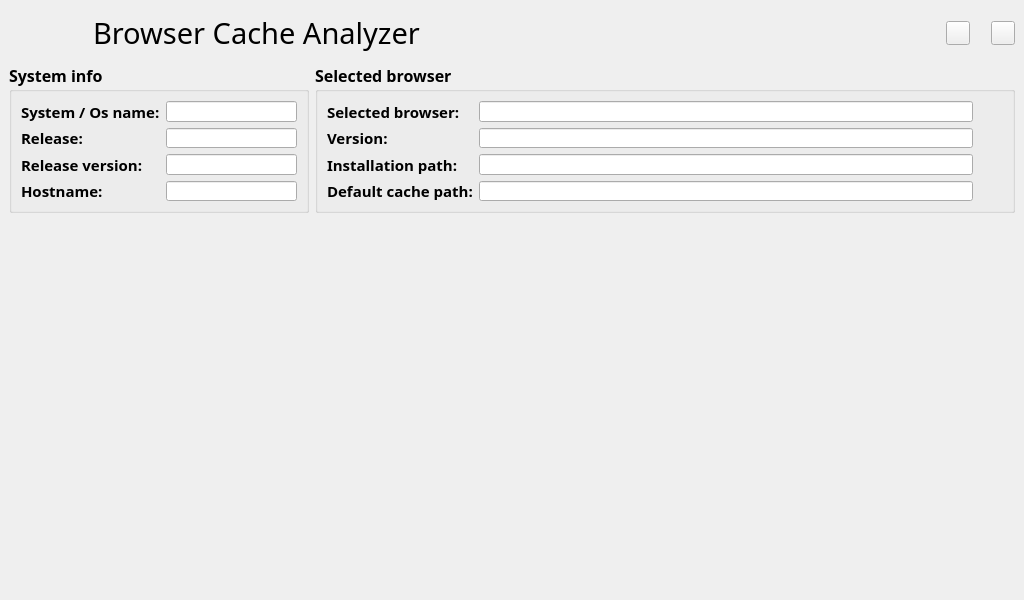
gabrieledenardis/BrowserCacheAnalyzere_old, file gui/browser_cache_analyzer_gui.ui: the form before one commit.
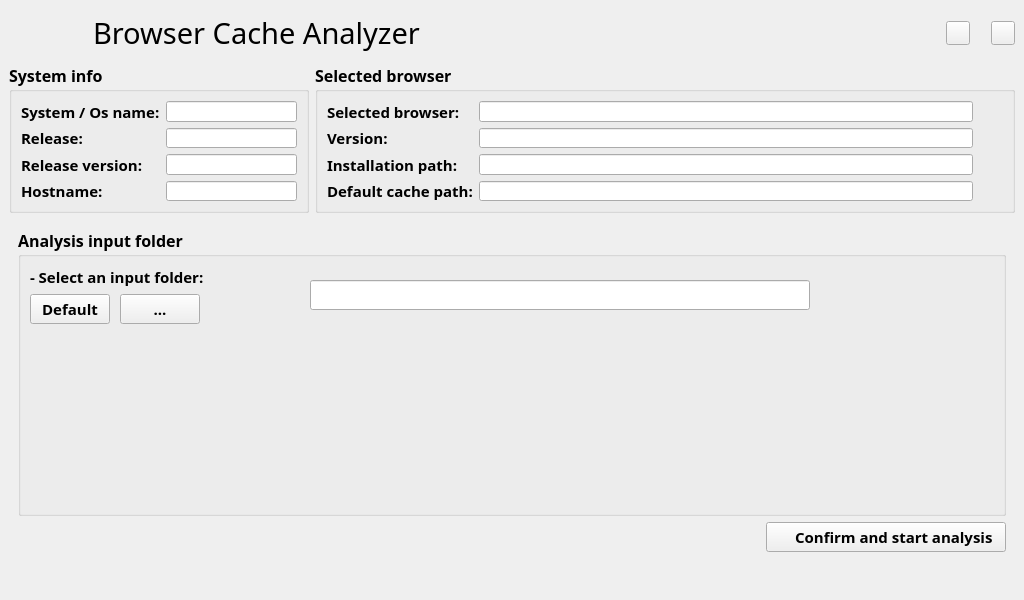
The form after the commit. Icons and pictures are not drawn.

Commit message: Folder choice screen (Input folder section)

```diff
--- a/gui/browser_cache_analyzer_gui.ui
+++ b/gui/browser_cache_analyzer_gui.ui
@@ -801,7 +801,265 @@
         </item>
        </layout>
       </widget>
-      <widget class="QWidget" name="page_3"/>
+      <widget class="QWidget" name="page_3">
+       <layout class="QGridLayout" name="gridLayout_17">
+        <item row="0" column="0">
+         <widget class="QGroupBox" name="groupBox_analysis_folder">
+          <property name="font">
+           <font>
+            <family>Source Sans Pro</family>
+            <pointsize>12</pointsize>
+            <weight>75</weight>
+            <bold>true</bold>
+           </font>
+          </property>
+          <property name="title">
+           <string>Analysis input folder </string>
+          </property>
+          <layout class="QGridLayout" name="gridLayout_13">
+           <item row="0" column="0">
+            <layout class="QGridLayout" name="gridLayout_15">
+             <item row="0" column="0">
+              <layout class="QGridLayout" name="gridLayout_14">
+               <item row="0" column="0" colspan="2">
+                <widget class="QLabel" name="label_11">
+                 <property name="font">
+                  <font>
+                   <pointsize>11</pointsize>
+                   <weight>75</weight>
+                   <bold>true</bold>
+                  </font>
+                 </property>
+                 <property name="text">
+                  <string>- Select an input folder:</string>
+                 </property>
+                </widget>
+               </item>
+               <item row="1" column="0">
+                <widget class="QPushButton" name="button_analyze_default_path">
+                 <property name="sizePolicy">
+                  <sizepolicy hsizetype="Fixed" vsizetype="Fixed">
+                   <horstretch>0</horstretch>
+                   <verstretch>0</verstretch>
+                  </sizepolicy>
+                 </property>
+                 <property name="minimumSize">
+                  <size>
+                   <width>80</width>
+                   <height>30</height>
+                  </size>
+                 </property>
+                 <property name="maximumSize">
+                  <size>
+                   <width>80</width>
+                   <height>30</height>
+                  </size>
+                 </property>
+                 <property name="font">
+                  <font>
+                   <family>Source Sans Pro</family>
+                   <pointsize>11</pointsize>
+                   <weight>75</weight>
+                   <bold>true</bold>
+                  </font>
+                 </property>
+                 <property name="text">
+                  <string>Default</string>
+                 </property>
+                </widget>
+               </item>
+               <item row="1" column="1">
+                <widget class="QPushButton" name="button_analyze_other_path">
+                 <property name="sizePolicy">
+                  <sizepolicy hsizetype="Fixed" vsizetype="Fixed">
+                   <horstretch>0</horstretch>
+                   <verstretch>0</verstretch>
+                  </sizepolicy>
+                 </property>
+                 <property name="minimumSize">
+                  <size>
+                   <width>80</width>
+                   <height>30</height>
+                  </size>
+                 </property>
+                 <property name="maximumSize">
+                  <size>
+                   <width>80</width>
+                   <height>30</height>
+                  </size>
+                 </property>
+                 <property name="font">
+                  <font>
+                   <family>Source Sans Pro</family>
+                   <pointsize>11</pointsize>
+                   <weight>75</weight>
+                   <bold>true</bold>
+                  </font>
+                 </property>
+                 <property name="text">
+                  <string>...</string>
+                 </property>
+                </widget>
+               </item>
+              </layout>
+             </item>
+             <item row="0" column="1">
+              <spacer name="horizontalSpacer_7">
+               <property name="orientation">
+                <enum>Qt::Horizontal</enum>
+               </property>
+               <property name="sizeType">
+                <enum>QSizePolicy::Fixed</enum>
+               </property>
+               <property name="sizeHint" stdset="0">
+                <size>
+                 <width>100</width>
+                 <height>20</height>
+                </size>
+               </property>
+              </spacer>
+             </item>
+             <item row="0" column="2">
+              <widget class="QLineEdit" name="line_analysis_input_path">
+               <property name="sizePolicy">
+                <sizepolicy hsizetype="Fixed" vsizetype="Fixed">
+                 <horstretch>0</horstretch>
+                 <verstretch>0</verstretch>
+                </sizepolicy>
+               </property>
+               <property name="minimumSize">
+                <size>
+                 <width>500</width>
+                 <height>0</height>
+                </size>
+               </property>
+               <property name="maximumSize">
+                <size>
+                 <width>500</width>
+                 <height>16777215</height>
+                </size>
+               </property>
+               <property name="font">
+                <font>
+                 <pointsize>11</pointsize>
+                 <weight>50</weight>
+                 <bold>false</bold>
+                </font>
+               </property>
+              </widget>
+             </item>
+             <item row="0" column="3">
+              <spacer name="horizontalSpacer_8">
+               <property name="orientation">
+                <enum>Qt::Horizontal</enum>
+               </property>
+               <property name="sizeHint" stdset="0">
+                <size>
+                 <width>40</width>
+                 <height>20</height>
+                </size>
+               </property>
+              </spacer>
+             </item>
+            </layout>
+           </item>
+           <item row="1" column="0">
+            <spacer name="verticalSpacer_6">
+             <property name="orientation">
+              <enum>Qt::Vertical</enum>
+             </property>
+             <property name="sizeHint" stdset="0">
+              <size>
+               <width>20</width>
+               <height>170</height>
+              </size>
+             </property>
+            </spacer>
+           </item>
+          </layout>
+         </widget>
+        </item>
+        <item row="1" column="0">
+         <layout class="QGridLayout" name="gridLayout_16">
+          <item row="0" column="0">
+           <spacer name="horizontalSpacer_9">
+            <property name="orientation">
+             <enum>Qt::Horizontal</enum>
+            </property>
+            <property name="sizeHint" stdset="0">
+             <size>
+              <width>40</width>
+              <height>20</height>
+             </size>
+            </property>
+           </spacer>
+          </item>
+          <item row="0" column="1">
+           <widget class="QPushButton" name="button_confirm_analysis">
+            <property name="sizePolicy">
+             <sizepolicy hsizetype="Fixed" vsizetype="Fixed">
+              <horstretch>0</horstretch>
+              <verstretch>0</verstretch>
+             </sizepolicy>
+            </property>
+            <property name="minimumSize">
+             <size>
+              <width>240</width>
+              <height>30</height>
+             </size>
+            </property>
+            <property name="maximumSize">
+             <size>
+              <width>240</width>
+              <height>30</height>
+             </size>
+            </property>
+            <property name="font">
+             <font>
+              <family>Source Sans Pro</family>
+              <pointsize>11</pointsize>
+              <weight>75</weight>
+              <bold>true</bold>
+             </font>
+            </property>
+            <property name="layoutDirection">
+             <enum>Qt::RightToLeft</enum>
+            </property>
+            <property name="text">
+             <string>    Confirm and start analysis</string>
+            </property>
+            <property name="icon">
+             <iconset resource="icons.qrc">
+              <normaloff>:/icons/arrow_right.png</normaloff>:/icons/arrow_right.png</iconset>
+            </property>
+            <property name="iconSize">
+             <size>
+              <width>24</width>
+              <height>24</height>
+             </size>
+            </property>
+           </widget>
+          </item>
+         </layout>
+        </item>
+        <item row="2" column="0">
+         <spacer name="verticalSpacer_7">
+          <property name="orientation">
+           <enum>Qt::Vertical</enum>
+          </property>
+          <property name="sizeType">
+           <enum>QSizePolicy::Fixed</enum>
+          </property>
+          <property name="sizeHint" stdset="0">
+           <size>
+            <width>20</width>
+            <height>30</height>
+           </size>
+          </property>
+         </spacer>
+        </item>
+       </layout>
+      </widget>
      </widget>
     </item>
    </layout>
```
Left out of the diff: 140 changed lines with no effect on the pictures. The commit also changes 1 other file.
